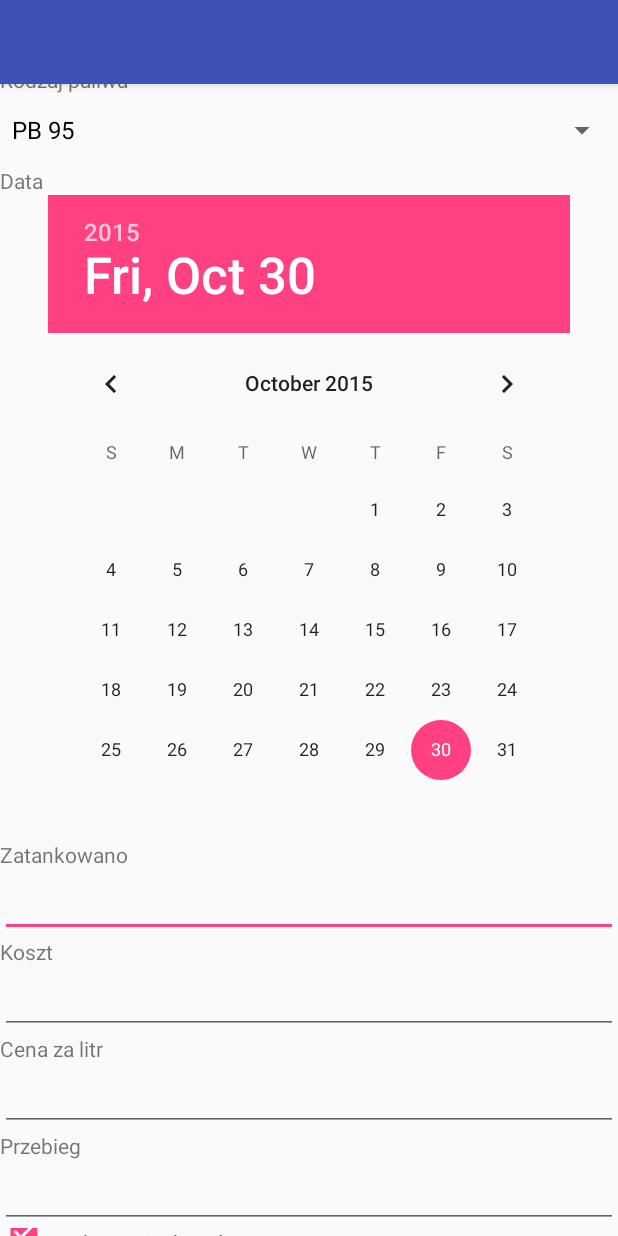
After one commit to dzazder/fueltank, an Android app: the AddFuelActivity screen opened directly, with no data from a screen before it, on a phone screen of 412 x 824 dp. The commit adds this screen. Run offline under Robolectric (Android 15) with nearby library versions, the phone set to English and light mode, and no system bars.

Commit message:
add fuel form

```diff
--- a/app/src/main/AndroidManifest.xml
+++ b/app/src/main/AndroidManifest.xml
@@ -31,6 +31,11 @@
         </activity>
         <activity android:name=".AddCarActivity" >
         </activity>
+        <activity
+            android:name=".AddFuelActivity"
+            android:label="@string/title_activity_add_fuel"
+            android:theme="@style/AppTheme.NoActionBar" >
+        </activity>
     </application>
 
 </manifest>
--- /dev/null
+++ b/app/src/main/java/com/example/bartek/fueltank/AddFuelActivity.java
@@ -0,0 +1,89 @@
+package com.example.bartek.fueltank;
+
+import android.content.Intent;
+import android.os.Bundle;
+import android.support.design.widget.FloatingActionButton;
+import android.support.design.widget.Snackbar;
+import android.support.v7.app.AppCompatActivity;
+import android.support.v7.widget.Toolbar;
+import android.view.View;
+import android.widget.ArrayAdapter;
+import android.widget.CheckBox;
+import android.widget.DatePicker;
+import android.widget.EditText;
+import android.widget.Spinner;
+import android.widget.Toast;
+
+import com.example.bartek.fueltank.db.DatabaseHandler;
+import com.example.bartek.fueltank.db.Fuel;
+import com.example.bartek.fueltank.db.KeyValuePair;
+
+import java.security.Key;
+import java.util.Calendar;
+import java.util.Date;
+import java.util.List;
+
+public class AddFuelActivity extends AppCompatActivity {
+
+    @Override
+    protected void onCreate(Bundle savedInstanceState) {
+        super.onCreate(savedInstanceState);
+        setContentView(R.layout.activity_add_fuel);
+
+        Spinner spinnerCars = (Spinner)findViewById(R.id.spinner_choose_car);
+        Spinner spinnerFuelType = (Spinner)findViewById(R.id.spinner_choose_fueltype2);
+
+        DatabaseHandler db = new DatabaseHandler(this);
+        List<KeyValuePair> cars = db.getAllCarsForSpinner();
+        List<KeyValuePair> fuelTypes = db.getAllFuelTypesForSpinner();
+
+        ArrayAdapter<KeyValuePair> adapter = new ArrayAdapter<KeyValuePair>(this,
+                R.layout.support_simple_spinner_dropdown_item, fuelTypes);
+        adapter.setDropDownViewResource(R.layout.support_simple_spinner_dropdown_item);
+        spinnerFuelType.setAdapter(adapter);
+
+        ArrayAdapter<KeyValuePair> adapterCars = new ArrayAdapter<KeyValuePair>(this,
+                R.layout.support_simple_spinner_dropdown_item, cars);
+        adapter.setDropDownViewResource(R.layout.support_simple_spinner_dropdown_item);
+        spinnerCars.setAdapter(adapterCars);
+
+        db.close();
+
+    }
+
+    public void addFuel(View view) {
+        Spinner car = (Spinner)findViewById(R.id.spinner_choose_car);
+        Spinner fuel = (Spinner)findViewById(R.id.spinner_choose_fueltype2);
+        DatePicker date = (DatePicker)findViewById(R.id.datePicker_fuel_date);
+        EditText amount = (EditText)findViewById(R.id.txt_add_fuel_amount);
+        EditText overallPrice = (EditText)findViewById(R.id.txt_add_fuel_price_overall);
+        EditText price = (EditText)findViewById(R.id.txt_add_fuel_price);
+        EditText mileage = (EditText)findViewById(R.id.txt_add_fuel_mileage);
+        CheckBox fullFuel = (CheckBox)findViewById(R.id.chb_fuel_full);
+
+        Calendar calendar = Calendar.getInstance();
+        calendar.set(date.getYear(), date.getMonth(), date.getDayOfMonth());
+        Date selectedDate = calendar.getTime();
+
+        Fuel f = new Fuel(selectedDate, Double.parseDouble(amount.getText().toString()),
+                Double.parseDouble(price.getText().toString()),
+                Double.parseDouble(overallPrice.getText().toString()),
+                Integer.parseInt(mileage.getText().toString()), fullFuel.isChecked(),
+                ((KeyValuePair)car.getSelectedItem()).getValue(),
+                ((KeyValuePair)fuel.getSelectedItem()).getValue());
+
+        DatabaseHandler db = new DatabaseHandler(this);
+        db.addFuel(f);
+
+        Toast toast = Toast.makeText(getApplicationContext(), "Dodano tankowanie", Toast.LENGTH_SHORT);
+        toast.show();
+
+        Intent intent = new Intent(this, MainActivity.class);
+        startActivity(intent);
+    }
+
+    public void cancel(View view) {
+        onBackPressed();
+    }
+
+}
--- a/app/src/main/java/com/example/bartek/fueltank/MainActivity.java
+++ b/app/src/main/java/com/example/bartek/fueltank/MainActivity.java
@@ -56,6 +56,11 @@ public class MainActivity extends AppCompatActivity {
         }
     }
 
+    public void addFuel(View view) {
+        Intent intent = new Intent(this, AddFuelActivity.class);
+        startActivity(intent);
+    }
+
     public void chooseCar(View view) {
         Intent intent = new Intent(this, ChooseCarActivity.class);
         startActivity(intent);
--- /dev/null
+++ b/app/src/main/res/layout/activity_add_fuel.xml
@@ -0,0 +1,21 @@
+<?xml version="1.0" encoding="utf-8"?>
+<android.support.design.widget.CoordinatorLayout
+    xmlns:android="http://schemas.android.com/apk/res/android"
+    xmlns:app="http://schemas.android.com/apk/res-auto"
+    xmlns:tools="http://schemas.android.com/tools" android:layout_width="match_parent"
+    android:layout_height="match_parent" android:fitsSystemWindows="true"
+    tools:context="com.example.bartek.fueltank.AddFuelActivity">
+
+    <android.support.design.widget.AppBarLayout android:layout_height="wrap_content"
+        android:layout_width="match_parent" android:theme="@style/AppTheme.AppBarOverlay">
+
+        <android.support.v7.widget.Toolbar android:id="@+id/toolbar"
+            android:layout_width="match_parent" android:layout_height="?attr/actionBarSize"
+            android:background="?attr/colorPrimary" app:popupTheme="@style/AppTheme.PopupOverlay" />
+
+    </android.support.design.widget.AppBarLayout>
+
+    <include layout="@layout/content_add_fuel" />
+
+
+</android.support.design.widget.CoordinatorLayout>
--- a/app/src/main/res/layout/activity_main.xml
+++ b/app/src/main/res/layout/activity_main.xml
@@ -17,4 +17,10 @@
         android:text="Resetuj bazę danych"
         android:onClick="resetDb"/>
 
+
+    <Button
+        android:layout_width="wrap_content"
+        android:layout_height="wrap_content"
+        android:text="Dodaj tankowanie"
+        android:onClick="addFuel"/>
 </LinearLayout>
--- /dev/null
+++ b/app/src/main/res/layout/content_add_fuel.xml
@@ -0,0 +1,124 @@
+<?xml version="1.0" encoding="utf-8"?>
+<LinearLayout xmlns:android="http://schemas.android.com/apk/res/android"
+    xmlns:tools="http://schemas.android.com/tools"
+    android:layout_width="match_parent"
+    android:layout_height="match_parent"
+    android:orientation="vertical" >
+
+    <TextView
+        android:layout_width="wrap_content"
+        android:layout_height="wrap_content"
+        android:text="@string/lbl_car"
+        android:id="@+id/lbl_car_name" />
+
+    <Spinner
+        android:layout_width="match_parent"
+        android:layout_height="wrap_content"
+        android:id="@+id/spinner_choose_car" />
+
+    <TextView
+        android:layout_width="wrap_content"
+        android:layout_height="wrap_content"
+        android:text="@string/lbl_fuel_type"
+        android:id="@+id/lbl" />
+
+    <Spinner
+        android:layout_width="match_parent"
+        android:layout_height="wrap_content"
+        android:id="@+id/spinner_choose_fueltype2" />
+
+    <TextView
+        android:layout_width="wrap_content"
+        android:layout_height="wrap_content"
+        android:text="@string/lbl_date"
+        android:id="@+id/lbl_date" />
+
+    <DatePicker
+        android:layout_width="wrap_content"
+        android:layout_height="wrap_content"
+
+        android:id="@+id/datePicker_fuel_date"
+        android:layout_gravity="center_horizontal" />
+
+    <TextView
+        android:layout_width="wrap_content"
+        android:layout_height="wrap_content"
+        android:text="@string/lbl_amount"
+        android:id="@+id/lbl_amount" />
+
+    <EditText
+        android:layout_width="match_parent"
+        android:layout_height="wrap_content"
+        android:inputType="numberDecimal"
+        android:ems="10"
+        android:id="@+id/txt_add_fuel_amount" />
+
+    <TextView
+        android:layout_width="wrap_content"
+        android:layout_height="wrap_content"
+        android:text="@string/lbl_price_overall"
+        android:id="@+id/lbl_price_overall" />
+
+    <EditText
+        android:layout_width="match_parent"
+        android:layout_height="wrap_content"
+        android:inputType="numberDecimal"
+        android:ems="10"
+        android:id="@+id/txt_add_fuel_price_overall" />
+
+    <TextView
+        android:layout_width="wrap_content"
+        android:layout_height="wrap_content"
+        android:text="@string/lbl_price"
+        android:id="@+id/lbl_price" />
+
+    <EditText
+        android:layout_width="match_parent"
+        android:layout_height="wrap_content"
+        android:inputType="numberDecimal"
+        android:ems="10"
+        android:id="@+id/txt_add_fuel_price" />
+
+    <TextView
+        android:layout_width="wrap_content"
+        android:layout_height="wrap_content"
+        android:text="@string/lbl_mileage"
+        android:id="@+id/lbl_mileage" />
+
+    <EditText
+        android:layout_width="match_parent"
+        android:layout_height="wrap_content"
+        android:inputType="number"
+        android:ems="10"
+        android:id="@+id/txt_add_fuel_mileage" />
+
+    <CheckBox
+        android:layout_width="wrap_content"
+        android:layout_height="wrap_content"
+        android:checked="true"
+        android:id="@+id/chb_fuel_full"
+        android:text="@string/lbl_fuel_full"/>
+
+    <LinearLayout
+        android:orientation="horizontal"
+        android:layout_width="match_parent"
+        android:layout_height="wrap_content">
+
+
+        <Button
+            android:layout_width="wrap_content"
+            android:layout_height="wrap_content"
+            android:text="@string/btn_add_fuel"
+            android:id="@+id/btn_add_fuel"
+            android:onClick="addFuel" />
+
+        <Button
+            android:layout_width="wrap_content"
+            android:layout_height="wrap_content"
+            android:text="@string/btn_cancel"
+            android:id="@+id/btn_cancel"
+            android:onClick="cancel" />
+    </LinearLayout>
+
+
+</LinearLayout>
--- a/app/src/main/res/values/strings.xml
+++ b/app/src/main/res/values/strings.xml
@@ -14,4 +14,14 @@
     <string name="btn_add_car">Dodaj samochód</string>
     <string name="btn_cancel">Anuluj</string>
     <string name="checkbox_default">Domyślny samochód</string>
+    <string name="title_activity_add_fuel">AddFuelActivity</string>
+    <string name="btn_add_fuel">Dodaj tankowanie</string>
+    <string name="lbl_car">Samochód</string>
+    <string name="lbl_fuel_type">Rodzaj paliwa</string>
+    <string name="lbl_mileage">Przebieg</string>
+    <string name="lbl_date">Data</string>
+    <string name="lbl_amount">Zatankowano</string>
+    <string name="lbl_price">Cena za litr</string>
+    <string name="lbl_price_overall">Koszt</string>
+    <string name="lbl_fuel_full">Tankowanie do pełna</string>
 </resources>
```
Also changed, not shown: app/src/main/java/com/example/bartek/fueltank/db/DatabaseHandler.java (+22 -2 lines), app/src/main/java/com/example/bartek/fueltank/db/Fuel.java (added, +114 -0 lines), app/src/main/res/layout/activity_add_car.xml (line endings or trailing spaces).
